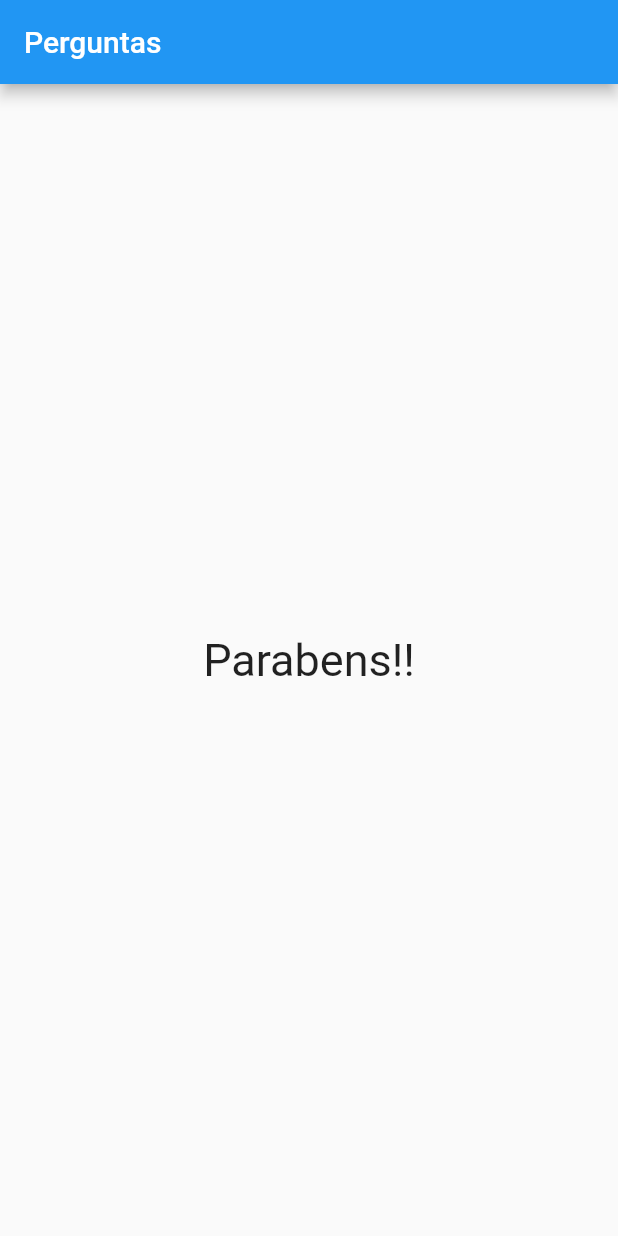
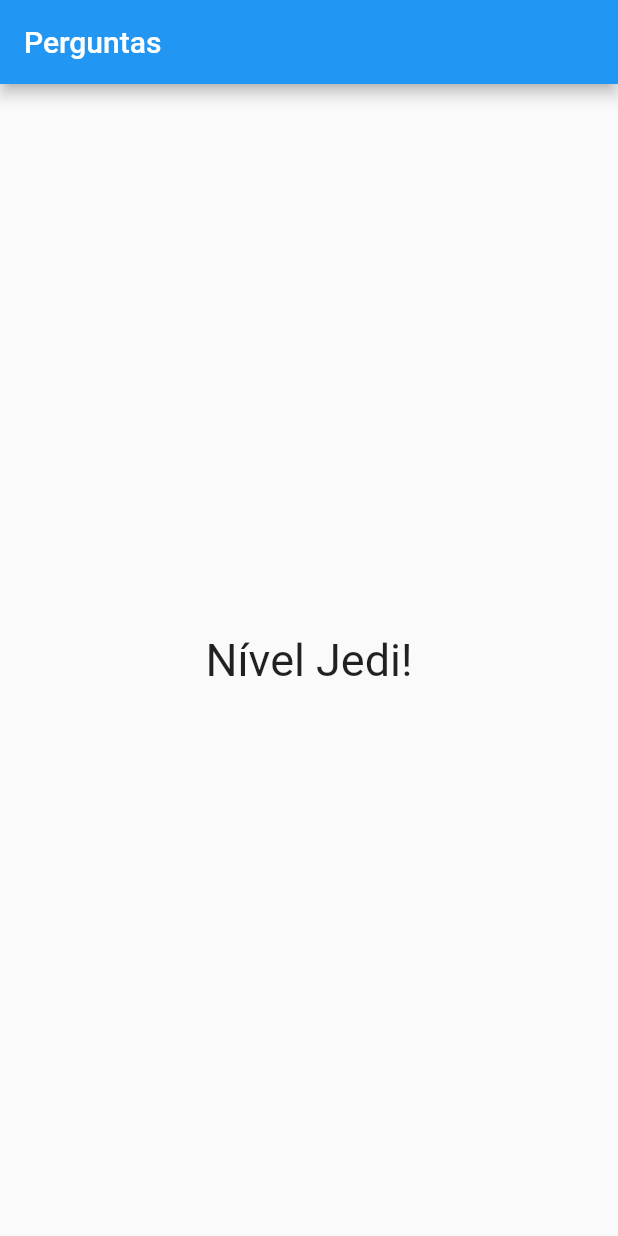
Before and after one commit to LucasWMedeiros/projeto_perguntas, a Flutter app: the screen it shows after launch, after a tap on "Preto", after a tap on "Cachorro", after a tap on "Homem de Ferro", on a phone screen of 412 x 824 dp. Run offline on Flutter 3.47's test engine with Material 2 defaults, Android fonts, the phone set to English and light mode, and no system bars.

Commit message:
formatando a resposta

```diff
--- a/projeto_perguntas/lib/main.dart
+++ b/projeto_perguntas/lib/main.dart
@@ -10,42 +10,61 @@ main() {
 
 class _perguntaAppState extends State<PerguntaApp> {
   int perguntaselecionada = 0;
+  var _pontuacaoTotal = 0;
   final _perguntas = const [
     {
       'pergunta': 'Qual a sua cor favorita?',
-        'respostas': ['Preto', 'Vermelho', 'Verde', 'Branco']
+      'respostas': [
+        {'texto': 'Preto', 'pontuacao': 10},
+        {'texto': 'Vermelho', 'pontuacao': 5},
+        {'texto': 'Verde', 'pontuacao': 3},
+        {'texto': 'Branco', 'pontuacao': 1}
+      ]
     },
     {
       'pergunta': 'Qual o seu animal favorito?',
-        'respostas': ['Coelho', 'Cachorro', 'Gato', 'Leão']
+      'respostas': [
+        {'texto': 'Coelho', 'pontuacao': 5},
+        {'texto': 'Cachorro', 'pontuacao': 10},
+        {'texto': 'Gato', 'pontuacao': 3},
+        {'texto': 'Leão', 'pontuacao': 1}
+      ]
     },
     {
       'pergunta': 'Qual seu heroi favorito?',
-        'respostas': ['Superman', 'Batman', 'Homem de Ferro', 'Homem Aranha']
+      'respostas': [
+        {'texto': 'Superman', 'pontuacao': 5},
+        {'texto': 'Batman', 'pontuacao': 3},
+        {'texto': 'Homem de Ferro', 'pontuacao': 5},
+        {'texto': 'Homem Aranha', 'pontuacao': 10}
+      ]
     }
   ];
 
-    void _responder() {
+  void _responder(int pontuacao) {
     setState(() {
       perguntaselecionada++;
+      _pontuacaoTotal += pontuacao;
     });
+    print(_pontuacaoTotal);
   }
 
   bool get temPerguntaSelecionada {
     return perguntaselecionada < _perguntas.length;
   }
+
   Widget build(BuildContext context) {
-
-
-
-
     return MaterialApp(
         home: Scaffold(
       appBar: AppBar(
         title: Text('Perguntas'),
       ),
-        body: temPerguntaSelecionada ? Questionario(perguntas: _perguntas, perguntaSelecionada: perguntaselecionada, responder: _responder)
-         :  Resultado(),
+      body: temPerguntaSelecionada
+          ? Questionario(
+              perguntas: _perguntas,
+              perguntaSelecionada: perguntaselecionada,
+              responder: _responder)
+          : Resultado(_pontuacaoTotal),
     ));
   }
 }
--- a/projeto_perguntas/lib/questionario.dart
+++ b/projeto_perguntas/lib/questionario.dart
@@ -5,28 +5,29 @@ import 'package:projeto_perguntas/respostas.dart';
 class Questionario extends StatelessWidget {
   final List<Map<String, Object>> perguntas;
   final int perguntaSelecionada;
-  final void Function() responder;
+  final void Function(int) responder;
 
-  Questionario({
-    required this.perguntas,
-    required this.perguntaSelecionada,
-    required this.responder
-  });
+  Questionario(
+      {required this.perguntas,
+      required this.perguntaSelecionada,
+      required this.responder});
 
   bool get temPerguntaSelecionada {
-      return perguntaSelecionada < perguntas.length;
-    }
+    return perguntaSelecionada < perguntas.length;
+  }
 
   @override
   Widget build(BuildContext context) {
-     List<String> respostas = temPerguntaSelecionada ?
-        perguntas[perguntaSelecionada].cast()['respostas'] : [];
-    return Column(
-          children: [
-            Questao(perguntas[perguntaSelecionada]['pergunta'].toString()),
-            //preencherResposta(),
-            ...respostas.map((t) => Resposta(t, responder)).toList(),
-          ],
-        );
+    List<Map<String, Object>> respostas = temPerguntaSelecionada
+        ? perguntas[perguntaSelecionada].cast()['respostas']
+        : [];
+    return Column(children: [
+      Questao(perguntas[perguntaSelecionada]['pergunta'].toString()),
+      //preencherResposta(),
+      ...respostas.map((resp) {
+        return Resposta(resp['texto'].toString(),
+            () => responder(int.parse(resp['pontuacao'].toString())));
+      })
+    ]);
   }
 }
--- a/projeto_perguntas/lib/resultado.dart
+++ b/projeto_perguntas/lib/resultado.dart
@@ -1,12 +1,28 @@
 import 'package:flutter/material.dart';
 
 class Resultado extends StatelessWidget {
-  @override
+
+  final int pontuacao;
+
+  Resultado(this.pontuacao);
+
+  String get fraseResultado {
+    if(pontuacao < 8) {
+      return 'Parabéns!';
+    } else if (pontuacao < 12) {
+      return 'Você é bom!';
+    } else if (pontuacao < 16){
+      return 'Impressionante';
+    } else {
+      return 'Nível Jedi!';
+    }
+  }
+
   Widget build(BuildContext context) {
     return Container(
       child: Center(
           child: Text(
-        'Parabens!!',
+        fraseResultado,
         style: TextStyle(fontSize: 30),
       )),
     );
```
Lines whose indentation alone changed are shown as unchanged.
